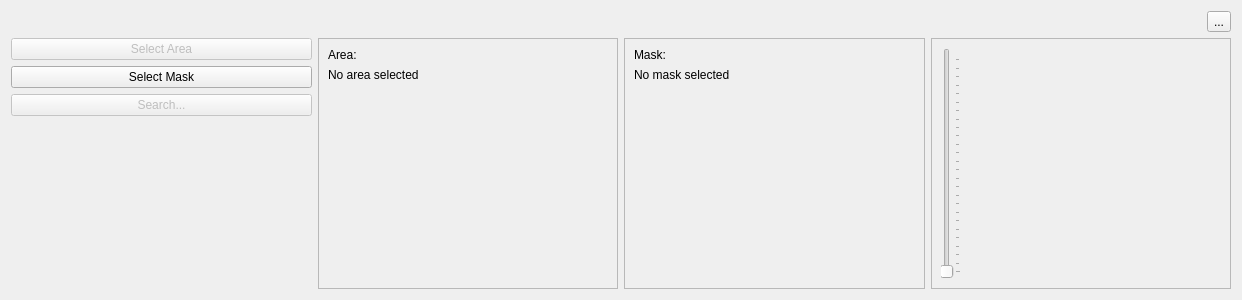
The window that src/IMapSearchWidget.ui (ntruchsess/QLandkarteGT) describes before a commit, drawn with Qt 5.
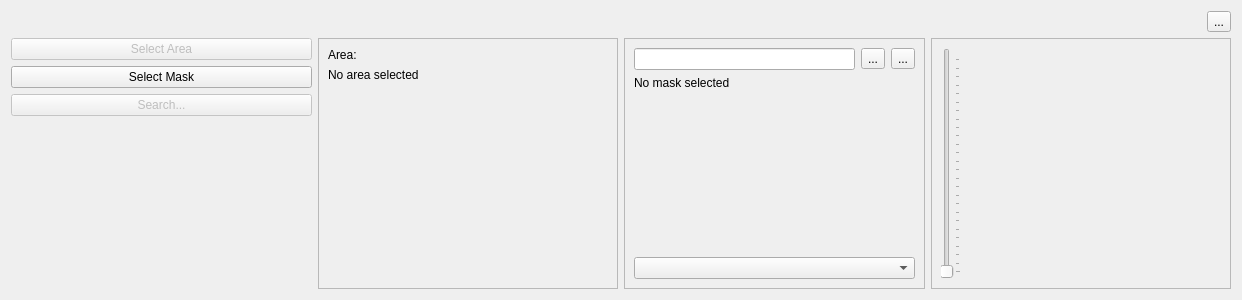
The same window after the commit.

Commit message: fixed bug in mask optimization

Diff of the .ui file:
```diff
--- a/src/IMapSearchWidget.ui
+++ b/src/IMapSearchWidget.ui
@@ -128,11 +128,32 @@
        </property>
        <layout class="QVBoxLayout" name="verticalLayout_2" >
         <item>
-         <widget class="QLabel" name="label_2" >
-          <property name="text" >
-           <string>Mask:</string>
-          </property>
-         </widget>
+         <layout class="QHBoxLayout" name="horizontalLayout_2" >
+          <item>
+           <widget class="QLineEdit" name="lineMaskName" >
+            <property name="sizePolicy" >
+             <sizepolicy vsizetype="Fixed" hsizetype="Minimum" >
+              <horstretch>0</horstretch>
+              <verstretch>0</verstretch>
+             </sizepolicy>
+            </property>
+           </widget>
+          </item>
+          <item>
+           <widget class="QToolButton" name="toolNewMask" >
+            <property name="text" >
+             <string>...</string>
+            </property>
+           </widget>
+          </item>
+          <item>
+           <widget class="QToolButton" name="toolSaveMask" >
+            <property name="text" >
+             <string>...</string>
+            </property>
+           </widget>
+          </item>
+         </layout>
         </item>
         <item>
          <widget class="QLabel" name="labelMask" >
@@ -150,6 +171,9 @@
           </property>
          </widget>
         </item>
+        <item>
+         <widget class="QComboBox" name="comboSymbols" />
+        </item>
        </layout>
       </widget>
      </item>
```
The commit also changes 1 other file.
